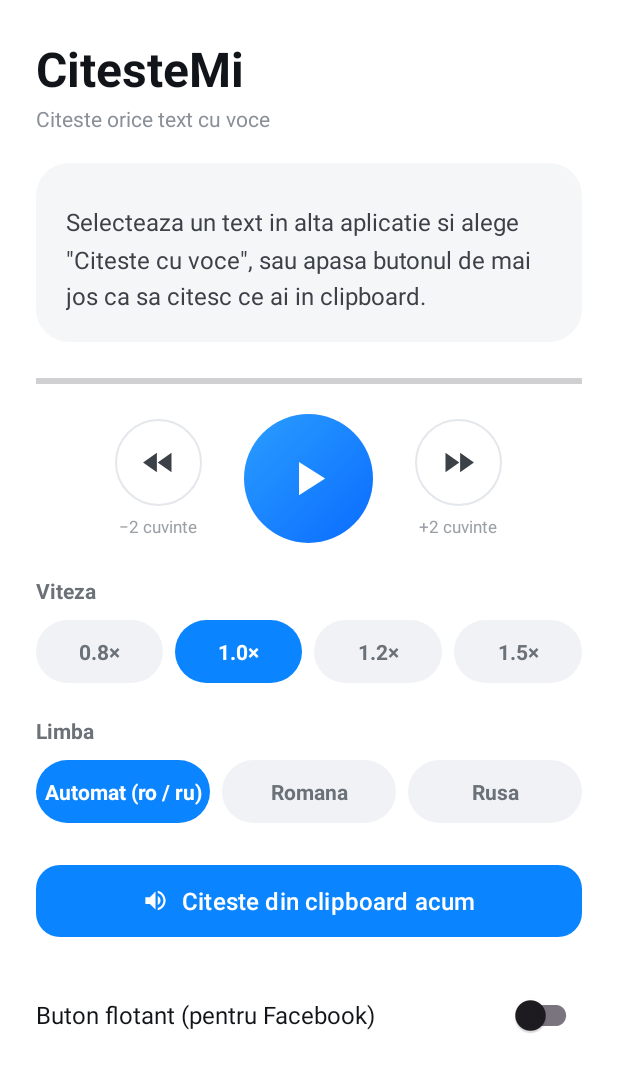
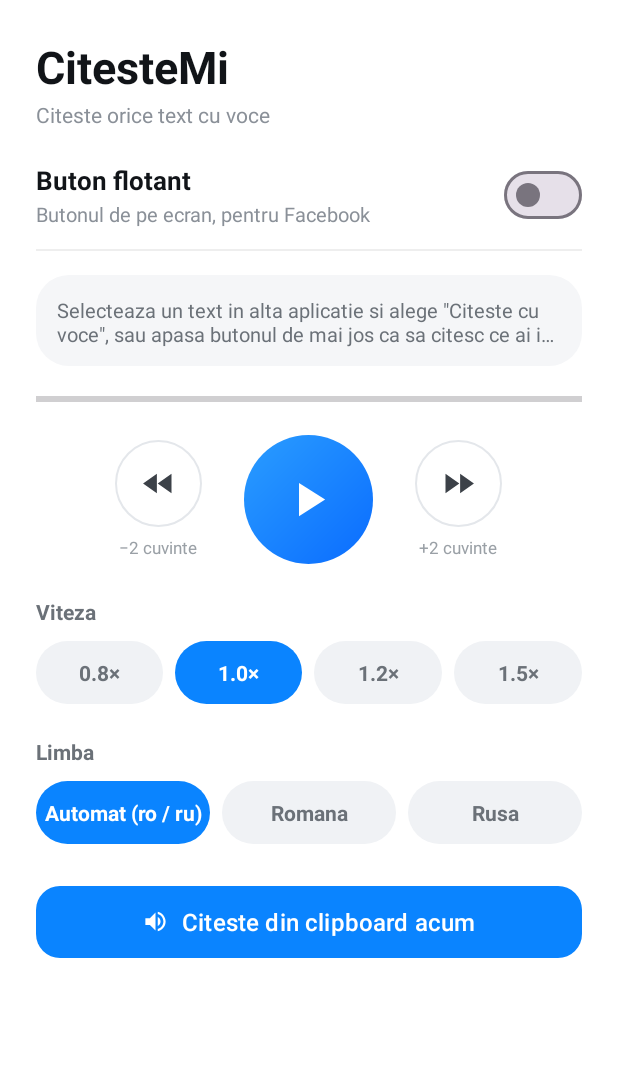
Before and after one commit to crxh22/clipboard-reader, an Android app: the screen it shows after launch (MainActivity), on a phone screen of 412 x 824 dp. Shown: the top 1072 px of the screen. Run offline under Robolectric (Android 15) with nearby library versions, the phone set to English and light mode, and no system bars.

Commit message:
ui: modern Material switch, bubble toggle moved up (no scroll), compact reading strip
- SwitchCompat -> MaterialSwitch (M3); colorPrimary set to the blue accent.
- Bubble on/off row moved directly under the header so it's reachable without scrolling.
- Now-reading card shrunk to a compact 2-line strip (smaller, secondary).
- versionCode 7 / versionName 0.7.

Co-Authored-By: Claude Opus 4.8 <noreply@anthropic.com>
Claude-Session: https://claude.ai/code/session_01MvKoM4eGRHuyAQ1yS95kkf

```diff
--- a/app/build.gradle.kts
+++ b/app/build.gradle.kts
@@ -11,8 +11,8 @@ android {
         applicationId = "com.clipboardreader"
         minSdk = 26
         targetSdk = 34
-        versionCode = 6
-        versionName = "0.6"
+        versionCode = 7
+        versionName = "0.7"
     }
 
     buildTypes {
--- a/app/src/main/java/com/clipboardreader/MainActivity.kt
+++ b/app/src/main/java/com/clipboardreader/MainActivity.kt
@@ -20,10 +20,10 @@ import android.widget.ProgressBar
 import android.widget.TextView
 import android.widget.Toast
 import androidx.appcompat.app.AppCompatActivity
-import androidx.appcompat.widget.SwitchCompat
 import com.clipboardreader.bubble.BubbleService
 import com.clipboardreader.reader.PlaybackState
 import com.clipboardreader.reader.ReaderService
+import com.google.android.material.materialswitch.MaterialSwitch
 import java.util.Locale
 import kotlin.math.abs
 
@@ -38,7 +38,7 @@ class MainActivity : AppCompatActivity() {
     private lateinit var tvNowLabel: TextView
     private lateinit var tvPreview: TextView
     private lateinit var pbProgress: ProgressBar
-    private lateinit var swBubble: SwitchCompat
+    private lateinit var swBubble: MaterialSwitch
     private lateinit var tvVoiceStatus: TextView
     private lateinit var btnInstallVoices: Button
 
--- a/app/src/main/res/layout/activity_main.xml
+++ b/app/src/main/res/layout/activity_main.xml
@@ -17,7 +17,7 @@
             android:layout_height="wrap_content"
             android:text="@string/main_title"
             android:textColor="#111418"
-            android:textSize="32sp"
+            android:textSize="30sp"
             android:textStyle="bold" />
 
         <TextView
@@ -28,14 +28,60 @@
             android:textColor="#8A9098"
             android:textSize="14sp" />
 
-        <!-- Now-reading card -->
+        <!-- Floating-button toggle — kept near the top so it never needs scrolling -->
         <LinearLayout
             android:layout_width="match_parent"
             android:layout_height="wrap_content"
             android:layout_marginTop="20dp"
+            android:gravity="center_vertical"
+            android:orientation="horizontal">
+
+            <LinearLayout
+                android:layout_width="0dp"
+                android:layout_height="wrap_content"
+                android:layout_weight="1"
+                android:orientation="vertical">
+
+                <TextView
+                    android:layout_width="wrap_content"
+                    android:layout_height="wrap_content"
+                    android:text="@string/label_bubble"
+                    android:textColor="#111418"
+                    android:textSize="17sp"
+                    android:textStyle="bold" />
+
+                <TextView
+                    android:layout_width="wrap_content"
+                    android:layout_height="wrap_content"
+                    android:layout_marginTop="1dp"
+                    android:text="@string/ui_bubble_desc"
+                    android:textColor="#8A9098"
+                    android:textSize="13sp" />
+            </LinearLayout>
+
+            <com.google.android.material.materialswitch.MaterialSwitch
+                android:id="@+id/swBubble"
+                android:layout_width="wrap_content"
+                android:layout_height="wrap_content" />
+        </LinearLayout>
+
+        <View
+            android:layout_width="match_parent"
+            android:layout_height="1dp"
+            android:layout_marginTop="12dp"
+            android:background="#EEEEEE" />
+
+        <!-- Compact now-reading strip -->
+        <LinearLayout
+            android:layout_width="match_parent"
+            android:layout_height="wrap_content"
+            android:layout_marginTop="16dp"
             android:background="@drawable/card_bg"
             android:orientation="vertical"
-            android:padding="20dp">
+            android:paddingLeft="14dp"
+            android:paddingTop="12dp"
+            android:paddingRight="14dp"
+            android:paddingBottom="12dp">
 
             <TextView
                 android:id="@+id/tvNowLabel"
@@ -44,19 +90,19 @@
                 android:text="@string/ui_now_reading"
                 android:textColor="#9AA0A6"
                 android:textSize="11sp"
-                android:textStyle="bold" />
+                android:textStyle="bold"
+                android:visibility="gone" />
 
             <TextView
                 android:id="@+id/tvPreview"
                 android:layout_width="match_parent"
                 android:layout_height="wrap_content"
-                android:layout_marginTop="8dp"
+                android:layout_marginTop="2dp"
+                android:ellipsize="end"
+                android:maxLines="2"
                 android:text="@string/ui_idle_hint"
-                android:textColor="#3C4148"
-                android:textSize="16sp"
-                android:lineSpacingMultiplier="1.3"
-                android:maxLines="4"
-                android:ellipsize="end" />
+                android:textColor="#6B7178"
+                android:textSize="13sp" />
         </LinearLayout>
 
         <ProgressBar
@@ -64,7 +110,7 @@
             style="?android:attr/progressBarStyleHorizontal"
             android:layout_width="match_parent"
             android:layout_height="wrap_content"
-            android:layout_marginTop="18dp"
+            android:layout_marginTop="14dp"
             android:max="100"
             android:progress="0"
             android:progressTint="#0A84FF" />
@@ -73,7 +119,7 @@
         <LinearLayout
             android:layout_width="match_parent"
             android:layout_height="wrap_content"
-            android:layout_marginTop="14dp"
+            android:layout_marginTop="16dp"
             android:gravity="center"
             android:orientation="horizontal">
 
@@ -88,10 +134,10 @@
                     android:layout_width="58dp"
                     android:layout_height="58dp"
                     android:background="@drawable/side_button_bg"
+                    android:contentDescription="@string/back_2_words"
                     android:padding="16dp"
                     android:src="@drawable/ic_skip_back"
-                    android:tint="#3C4148"
-                    android:contentDescription="@string/back_2_words" />
+                    android:tint="#3C4148" />
 
                 <TextView
                     android:layout_width="wrap_content"
@@ -109,10 +155,10 @@
                 android:layout_marginStart="28dp"
                 android:layout_marginEnd="28dp"
                 android:background="@drawable/play_button_bg"
+                android:contentDescription="@string/main_title"
                 android:padding="24dp"
                 android:src="@drawable/ic_play"
-                android:tint="#FFFFFF"
-                android:contentDescription="@string/main_title" />
+                android:tint="#FFFFFF" />
 
             <LinearLayout
                 android:layout_width="wrap_content"
@@ -125,10 +171,10 @@
                     android:layout_width="58dp"
                     android:layout_height="58dp"
                     android:background="@drawable/side_button_bg"
+                    android:contentDescription="@string/fwd_2_words"
                     android:padding="16dp"
                     android:src="@drawable/ic_skip_fwd"
-                    android:tint="#3C4148"
-                    android:contentDescription="@string/fwd_2_words" />
+                    android:tint="#3C4148" />
 
                 <TextView
                     android:layout_width="wrap_content"
@@ -199,34 +245,6 @@
             app:iconGravity="textStart"
             app:iconTint="#FFFFFF" />
 
-        <!-- Bubble toggle -->
-        <LinearLayout
-            android:layout_width="match_parent"
-            android:layout_height="wrap_content"
-            android:layout_marginTop="24dp"
-            android:gravity="center_vertical"
-            android:orientation="horizontal">
-
-            <LinearLayout
-                android:layout_width="0dp"
-                android:layout_height="wrap_content"
-                android:layout_weight="1"
-                android:orientation="vertical">
-
-                <TextView
-                    android:layout_width="wrap_content"
-                    android:layout_height="wrap_content"
-                    android:text="@string/label_bubble"
-                    android:textColor="#111418"
-                    android:textSize="16sp" />
-            </LinearLayout>
-
-            <androidx.appcompat.widget.SwitchCompat
-                android:id="@+id/swBubble"
-                android:layout_width="wrap_content"
-                android:layout_height="wrap_content" />
-        </LinearLayout>
-
         <TextView
             android:id="@+id/tvVoiceStatus"
             android:layout_width="match_parent"
--- a/app/src/main/res/values/strings.xml
+++ b/app/src/main/res/values/strings.xml
@@ -34,7 +34,8 @@
     <string name="lang_ro">Romana</string>
     <string name="lang_ru">Rusa</string>
     <string name="label_speed">Viteza</string>
-    <string name="label_bubble">Buton flotant (pentru Facebook)</string>
+    <string name="label_bubble">Buton flotant</string>
+    <string name="ui_bubble_desc">Butonul de pe ecran, pentru Facebook</string>
     <string name="bubble_need_overlay">Permite afisarea peste alte aplicatii, apoi reactiveaza butonul.</string>
     <string name="voices_ok">Vocile romana si rusa sunt instalate.</string>
     <string name="voices_missing">Lipsesc voci (romana / rusa). Apasa pentru a le instala.</string>
--- a/app/src/main/res/values/themes.xml
+++ b/app/src/main/res/values/themes.xml
@@ -3,6 +3,8 @@
     <style name="Theme.ClipboardReader" parent="Theme.Material3.Light.NoActionBar">
         <item name="android:windowLightStatusBar">true</item>
         <item name="android:statusBarColor">#FFFFFF</item>
+        <item name="colorPrimary">#0A84FF</item>
+        <item name="colorOnPrimary">#FFFFFF</item>
     </style>
 
     <!-- Speed / language selectable pill -->
```
